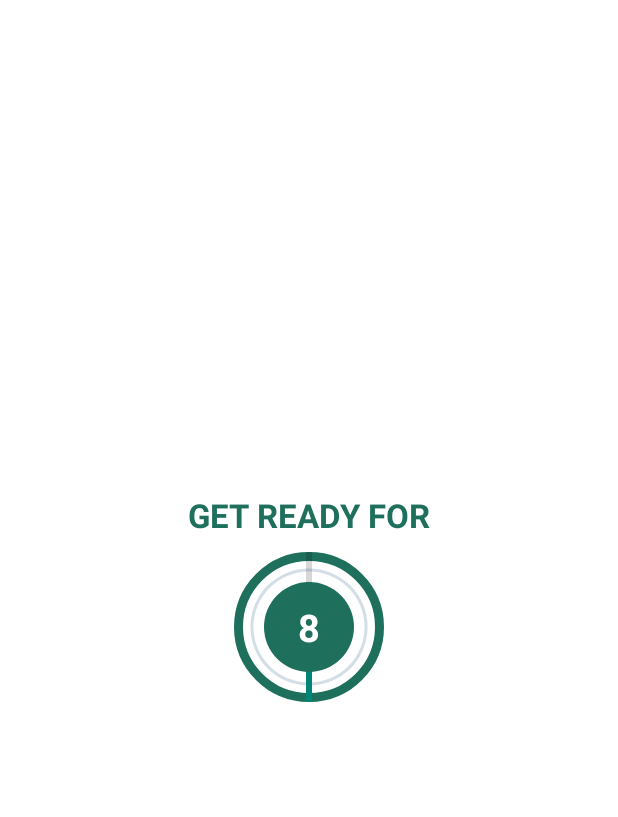
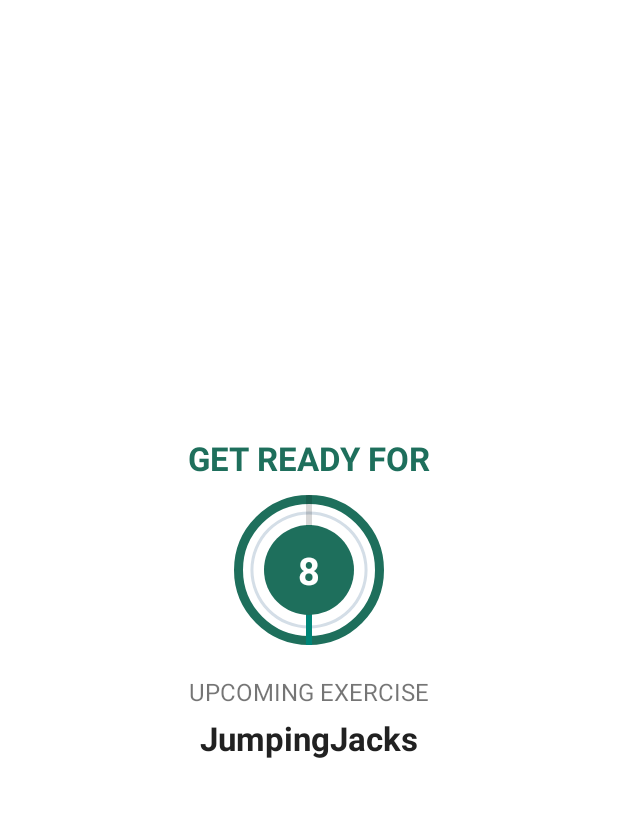
Before and after one commit to Djumabaevs/7MinuteWorkoutKotlin, an Android app: the ExerciseActivity screen opened directly, with no data from a screen before it, on a phone screen of 412 x 824 dp, the part 62-879 px from its top. Run offline under Robolectric (Android 15) with nearby library versions, the phone set to English and light mode, and no system bars.

Commit message:
tts object is initialized

```diff
--- a/app/src/main/java/com/bignerdranch/android/a7minuteworkoutkotlin/ExerciseActivity.kt
+++ b/app/src/main/java/com/bignerdranch/android/a7minuteworkoutkotlin/ExerciseActivity.kt
@@ -3,11 +3,12 @@ package com.bignerdranch.android.a7minuteworkoutkotlin
 import androidx.appcompat.app.AppCompatActivity
 import android.os.Bundle
 import android.os.CountDownTimer
+import android.speech.tts.TextToSpeech
 import android.view.View
 import android.widget.Toast
 import com.bignerdranch.android.a7minuteworkoutkotlin.databinding.ActivityExerciseBinding
 
-class ExerciseActivity : AppCompatActivity() {
+class ExerciseActivity : AppCompatActivity(), TextToSpeech.OnInitListener {
     private lateinit var be: ActivityExerciseBinding
 
     private var restTimer: CountDownTimer? = null
@@ -18,6 +19,8 @@ class ExerciseActivity : AppCompatActivity() {
 
     private var exerciseList: ArrayList<ExerciseModel>? = null
     private var currentExercisePosition = -1
+
+    private var tts: TextToSpeech? = null
 
     override fun onCreate(savedInstanceState: Bundle?) {
         be = ActivityExerciseBinding.inflate(layoutInflater)
@@ -34,9 +37,11 @@ class ExerciseActivity : AppCompatActivity() {
             onBackPressed()
         }
 
-        setupRestView()
+        tts = TextToSpeech(this, this)
 
         exerciseList = Constants.defaultExerciseList()
+
+        setupRestView()
     }
 
     override fun onDestroy() {
@@ -75,6 +80,8 @@ class ExerciseActivity : AppCompatActivity() {
             restTimer!!.cancel()
             restProgress = 0
         }
+
+        be.tvUpcomingExerciseName.text = exerciseList!![currentExercisePosition + 1].getName()
 
         setRestProgressBar()
     }
@@ -115,4 +122,8 @@ class ExerciseActivity : AppCompatActivity() {
         be.ivImage.setImageResource(exerciseList!![currentExercisePosition].getImage())
         be.tvExerciseName.text = exerciseList!![currentExercisePosition].getName()
     }
+
+    override fun onInit(status: Int) {
+
+    }
 }
--- a/app/src/main/res/layout/activity_exercise.xml
+++ b/app/src/main/res/layout/activity_exercise.xml
@@ -65,6 +65,23 @@
             </LinearLayout>
 
         </FrameLayout>
+
+        <TextView
+            android:layout_width="wrap_content"
+            android:layout_height="wrap_content"
+            android:layout_marginTop="20dp"
+            android:textSize="16sp"
+            android:text="UPCOMING EXERCISE"/>
+        <TextView
+            android:id="@+id/tv_upcoming_exercise_name"
+            android:layout_width="wrap_content"
+            android:layout_height="wrap_content"
+            android:layout_marginTop="5dp"
+            android:textSize="22sp"
+            android:textColor="#212121"
+            android:textStyle="bold"
+            tools:text="Exercise Name"/>
+
 
     </LinearLayout>
 
@@ -134,22 +151,6 @@ android:visibility="gone"
 
 </FrameLayout>
 
-    <TextView
-        android:layout_width="wrap_content"
-        android:layout_height="wrap_content"
-        android:layout_marginTop="20dp"
-        android:textSize="16sp"
-        android:text="UPCOMING EXERCISE"/>
-    <TextView
-        android:id="@+id/tv_upcoming_exercise_name"
-        android:layout_width="wrap_content"
-        android:layout_height="wrap_content"
-        android:layout_marginTop="5dp"
-        android:textSize="22sp"
-        android:textColor="#212121"
-        android:textStyle="bold"
-        tools:text="Exercise Name"/>
-
 </LinearLayout>
 
 </RelativeLayout>
```
